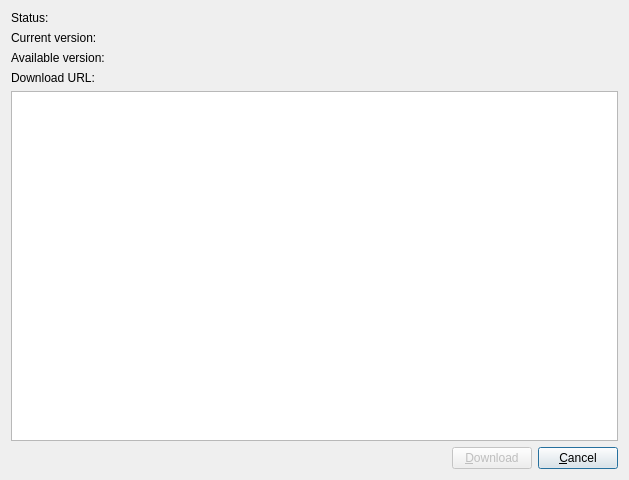
Qt form src/mkvtoolnix-gui/forms/main_window/available_update_info_dialog.ui (jpsdr/MKVToolnix-Windows-7) before a commit.
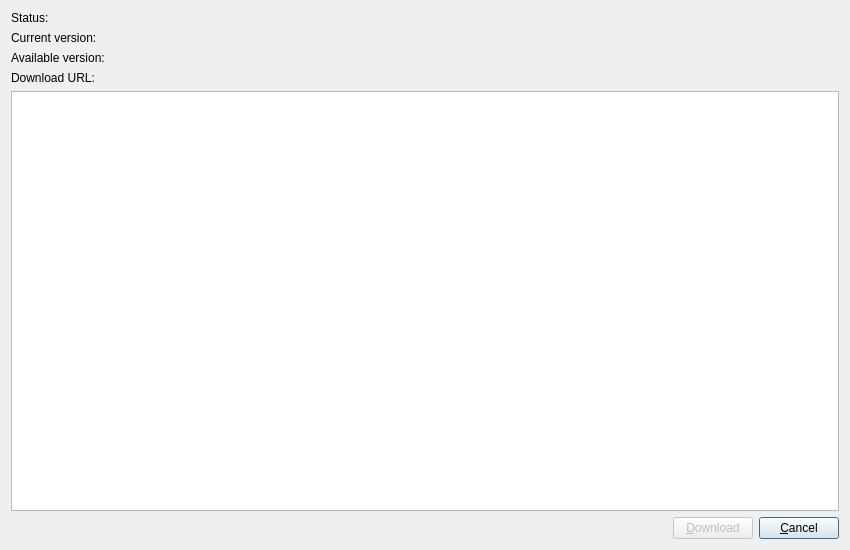
The same form after that commit. Icons and pictures are not drawn.

Commit message: GUI: update info: state explicitly where links take the userc

```diff
--- a/src/mkvtoolnix-gui/forms/main_window/available_update_info_dialog.ui
+++ b/src/mkvtoolnix-gui/forms/main_window/available_update_info_dialog.ui
@@ -6,8 +6,8 @@
    <rect>
     <x>0</x>
     <y>0</y>
-    <width>629</width>
-    <height>480</height>
+    <width>850</width>
+    <height>550</height>
    </rect>
   </property>
   <property name="windowTitle">
```
The commit also changes 3 other files.
